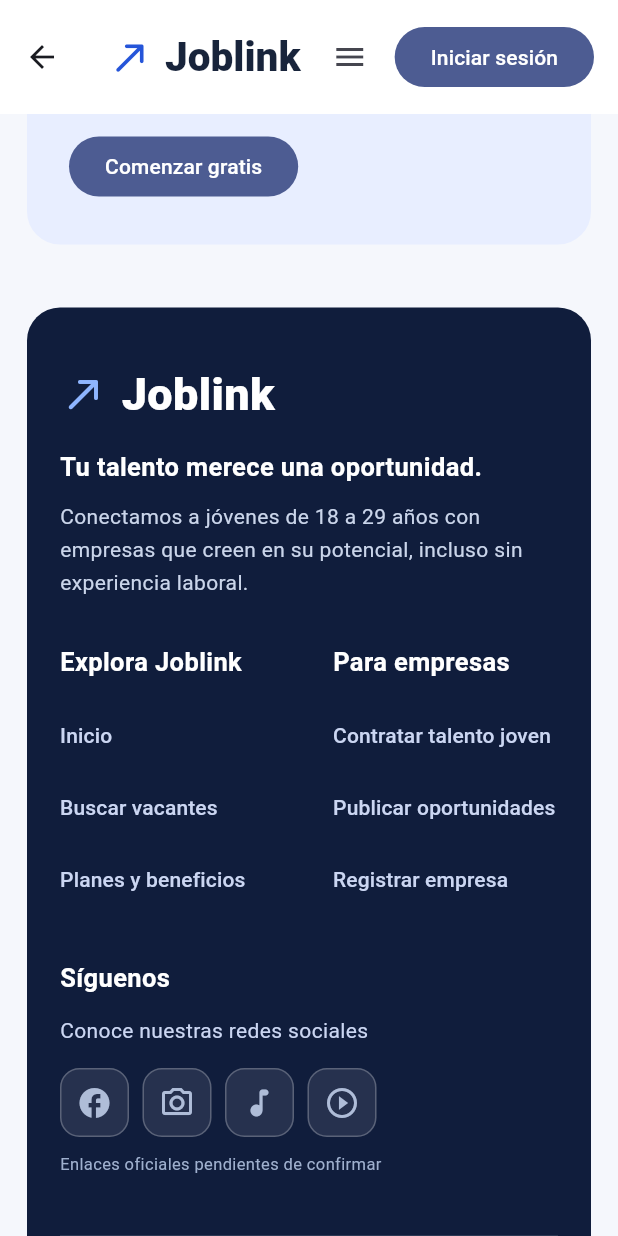
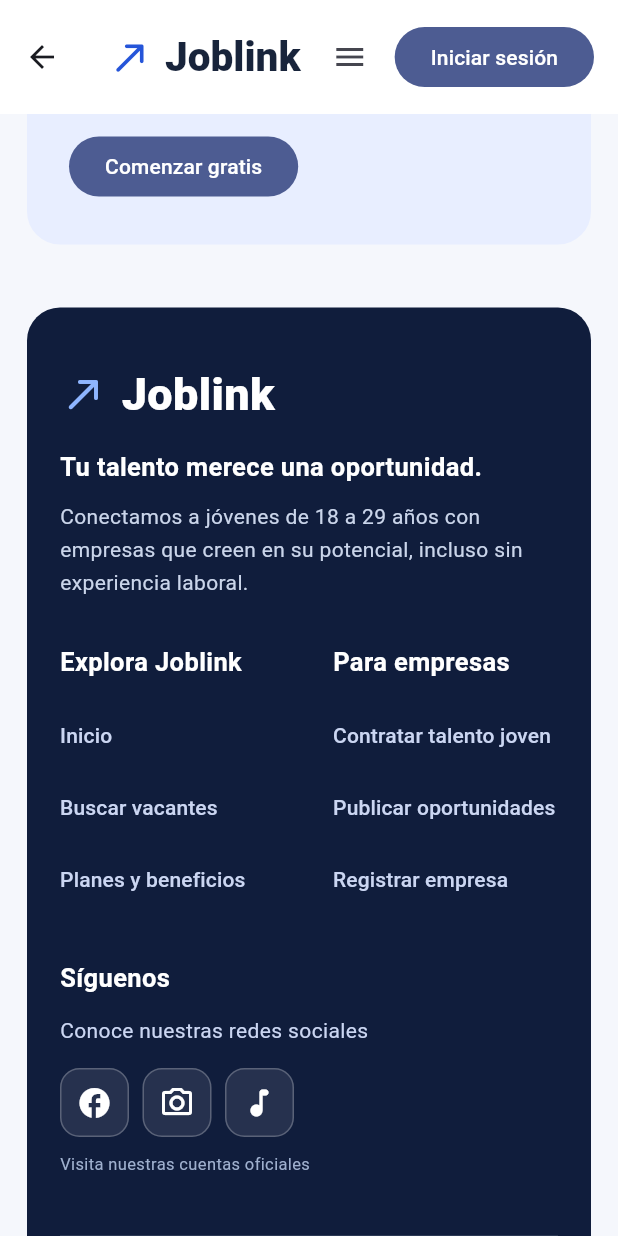
Before and after one commit to GrolarStudios/JOBLINK, a Flutter app: the screen it shows after launch, scrolled down 2880 dp, on a phone screen of 412 x 824 dp. Run offline on Flutter 3.47's test engine with Material 3 defaults, Android fonts, the phone set to English and light mode, and no system bars; our stand-ins replace dio, equatable, firebase_core, firebase_messaging, flutter_bloc, flutter_custom_clippers and 10 more; missing offline and left inert: dart:html, encrypt; accounts and stored records are empty.

Commit message:
add changes new updates redes sociales

```diff
--- a/lib/features/pages/main/empleo/empleo_page.dart
+++ b/lib/features/pages/main/empleo/empleo_page.dart
@@ -1,6 +1,7 @@
 import 'package:flutter/material.dart';
 import 'package:shared_preferences/shared_preferences.dart';
 import 'dart:convert';
+import 'dart:html' as html;
 
 const _blue = Color(0xFF2555D9);
 const _ink = Color(0xFF18243B);
@@ -286,13 +287,11 @@ class _EmpleoPageState extends State<EmpleoPage> {
     );
   });
 
-  // Configura aquí las cuentas oficiales cuando tengas las URL verificadas.
-  // Los iconos sin URL no abren enlaces inventados.
+  // Redes sociales oficiales de Joblink.
   static const Map<String, String> _socialUrls = {
-    'Facebook': '',
-    'Instagram': '',
-    'TikTok': '',
-    'YouTube': '',
+    'Facebook': 'https://www.facebook.com/profile.php?id=61596343604467',
+    'Instagram': 'https://www.instagram.com/joblink.com.mx/',
+    'TikTok': 'https://www.tiktok.com/@joblink.com.mx',
   };
 
   Widget _footerLink(String label, String target) => TextButton(
@@ -303,14 +302,26 @@ class _EmpleoPageState extends State<EmpleoPage> {
   );
 
   Widget _socialButton(String name, IconData icon) {
-    final configured = _socialUrls[name]?.trim().isNotEmpty ?? false;
+    final url = _socialUrls[name];
+    if (url == null || url.isEmpty) return const SizedBox.shrink();
     return Tooltip(
-      message: configured ? name : '$name · Enlace oficial pendiente',
-      child: Container(
-        width: 46, height: 46,
-        decoration: BoxDecoration(color: Colors.white.withValues(alpha: 0.09),
-          border: Border.all(color: Colors.white24), borderRadius: BorderRadius.circular(13)),
-        child: Icon(icon, color: configured ? Colors.white : const Color(0xFFAFBDD8)),
+      message: 'Abrir $name de Joblink',
+      child: Semantics(
+        label: 'Visitar $name de Joblink',
+        link: true,
+        child: InkWell(
+          onTap: () => html.window.open(url, '_blank'),
+          borderRadius: BorderRadius.circular(13),
+          child: Container(
+            width: 46, height: 46,
+            decoration: BoxDecoration(
+              color: Colors.white.withValues(alpha: 0.09),
+              border: Border.all(color: Colors.white24),
+              borderRadius: BorderRadius.circular(13),
+            ),
+            child: Icon(icon, color: Colors.white),
+          ),
+        ),
       ),
     );
   }
@@ -355,10 +366,9 @@ class _EmpleoPageState extends State<EmpleoPage> {
         _socialButton('Facebook', Icons.facebook),
         _socialButton('Instagram', Icons.camera_alt_outlined),
         _socialButton('TikTok', Icons.music_note_rounded),
-        _socialButton('YouTube', Icons.play_circle_outline),
       ]),
       const SizedBox(height: 10),
-      const Text('Enlaces oficiales pendientes de confirmar',
+      const Text('Visita nuestras cuentas oficiales',
         style: TextStyle(color: Color(0xFF9FB0CE), fontSize: 11)),
     ]);
     return Container(
```
